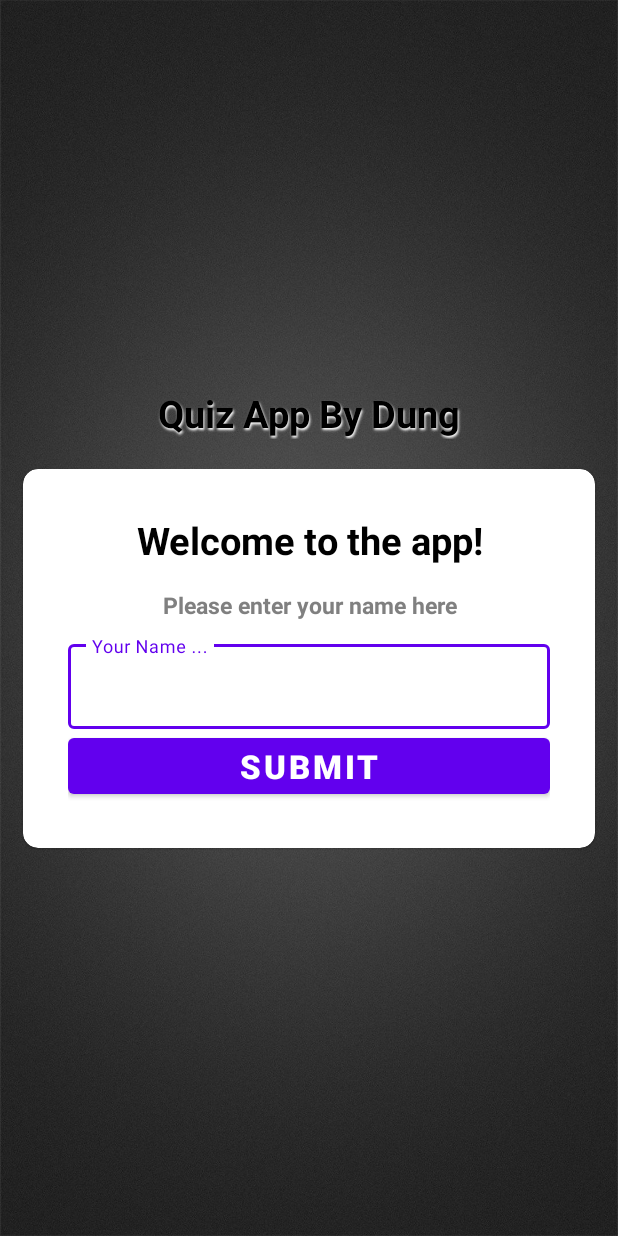
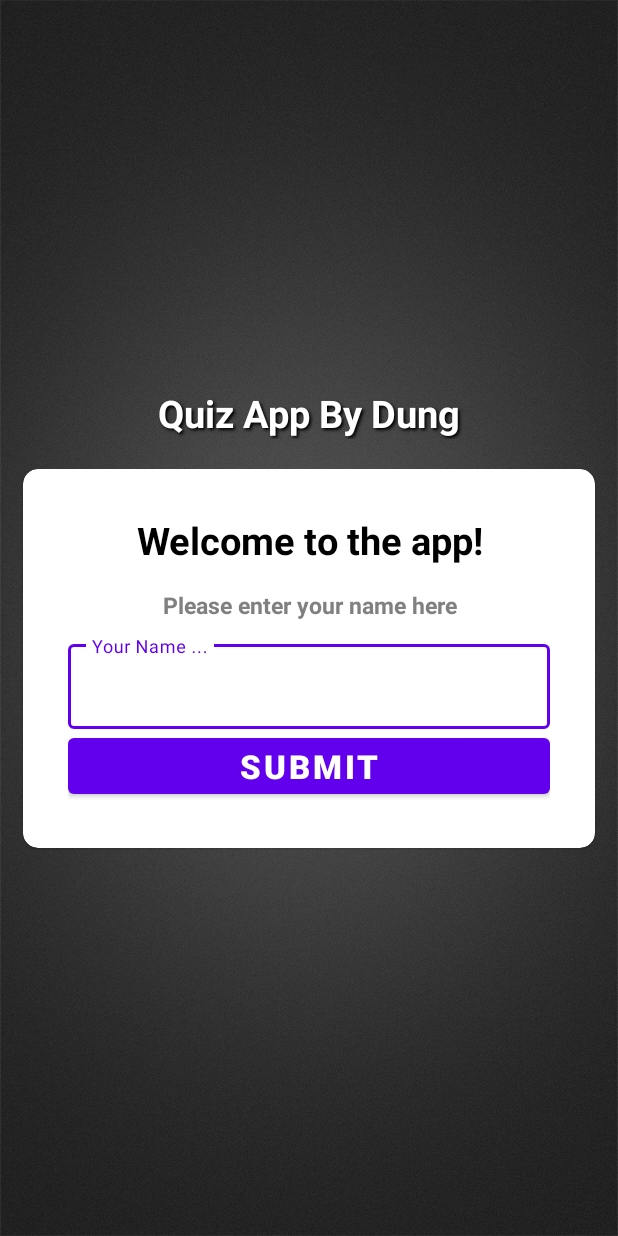
Before and after one commit to DungHP/Quiz_App, an Android app: the screen it shows after launch (MainActivity), on a phone screen of 412 x 824 dp. Run offline under Robolectric (Android 15) with nearby library versions, the phone set to English and light mode, and no system bars.

Commit message:
Change Color of TextView in MainActivity

```diff
--- a/app/src/main/res/layout/activity_main.xml
+++ b/app/src/main/res/layout/activity_main.xml
@@ -14,13 +14,13 @@
         android:layout_height="wrap_content"
         android:text="Quiz App By Dung"
         android:layout_marginBottom="20dp"
-        android:shadowColor="@color/white"
-        android:shadowDx="1.3"
-        android:shadowDy="1.8"
-        android:shadowRadius="1.5"
+        android:shadowColor="@color/black"
+        android:shadowDx="1.5"
+        android:shadowDy="1.5"
+        android:shadowRadius="2"
         android:textSize="25sp"
         android:textStyle="bold"
-        android:textColor="@color/black"
+        android:textColor="@color/white"
         android:gravity="center"
          />
 
```
